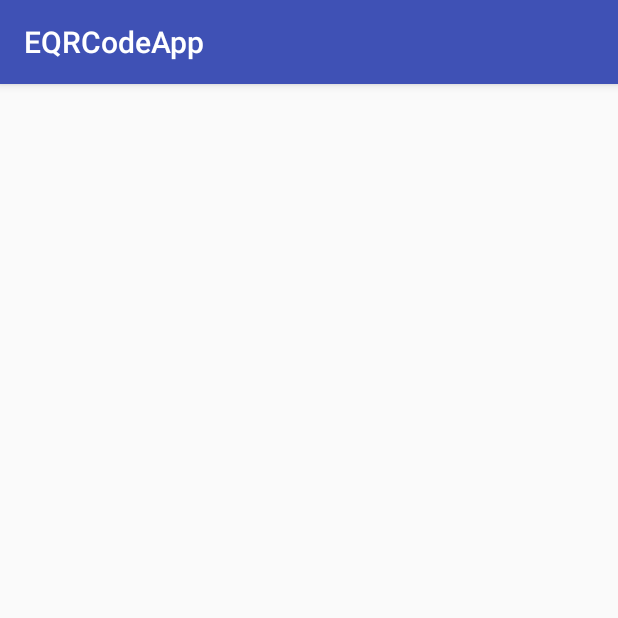
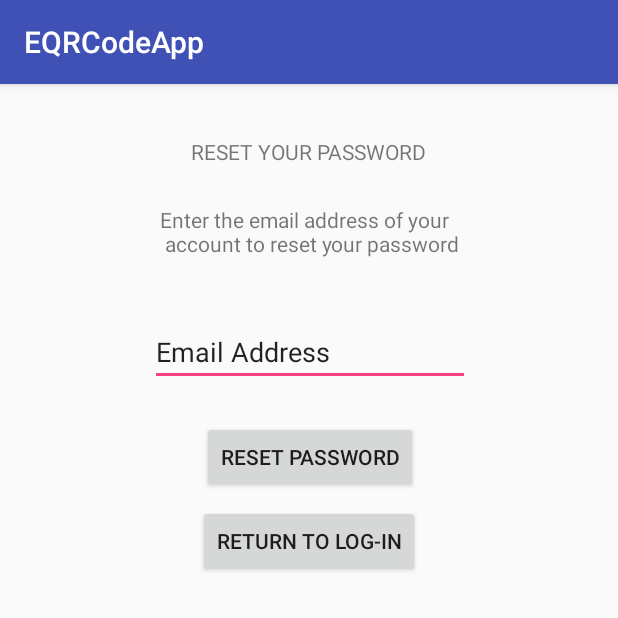
Before and after one commit to norbertdmabasa/QRCode, an Android app: the ForgotActivity screen opened directly, with no data from a screen before it, on a phone screen of 412 x 824 dp, the top half of it. Run offline under Robolectric (Android 15) with nearby library versions, the phone set to English and light mode, and no system bars.

Commit message:
Forgot Pass

```diff
--- a/app/src/main/java/com/filmetrics/eqrcodeapp/ForgotActivity.java
+++ b/app/src/main/java/com/filmetrics/eqrcodeapp/ForgotActivity.java
@@ -1,13 +1,41 @@
 package com.filmetrics.eqrcodeapp;
 
+import android.content.Intent;
 import android.support.v7.app.AppCompatActivity;
 import android.os.Bundle;
+import android.view.View;
+import android.widget.Button;
 
-public class ForgotActivity extends AppCompatActivity {
+public class ForgotActivity extends AppCompatActivity implements View.OnClickListener {
+    private Button forgetBtn;
+    private Button returnLogBtn;
 
     @Override
     protected void onCreate(Bundle savedInstanceState) {
         super.onCreate(savedInstanceState);
         setContentView(R.layout.activity_forgot);
     }
+
+    @Override
+    public void onClick(View view) {
+        switch (view.getId()) {
+            case R.id.resetpass_btn_fgt:
+                onClickReset();
+                return;
+            case R.id.returnlog_btn_fgt:
+                onClickRetLog();
+                return;
+            default:
+                return;
+        }
+    }
+
+    private void onClickReset() {
+        Intent intent = new Intent(this, LoginActivity.class);
+        startActivity(intent);
+    }
+
+    private void onClickRetLog() {
+        startActivity(new Intent(this, LoginActivity.class));
+    }
 }
--- a/app/src/main/res/layout/activity_forgot.xml
+++ b/app/src/main/res/layout/activity_forgot.xml
@@ -6,4 +6,68 @@
     android:layout_height="match_parent"
     tools:context="com.filmetrics.eqrcodeapp.ForgotActivity">
 
+    <TextView
+        android:id="@+id/reset_lbl_fgt"
+        android:layout_width="wrap_content"
+        android:layout_height="wrap_content"
+        android:text="@string/resetinstructlbl"
+        android:layout_marginRight="8dp"
+        app:layout_constraintRight_toRightOf="parent"
+        android:layout_marginLeft="8dp"
+        app:layout_constraintLeft_toLeftOf="parent"
+        app:layout_constraintHorizontal_bias="0.502"
+        android:layout_marginTop="26dp"
+        app:layout_constraintTop_toBottomOf="@+id/resetinstruct_lbl_fgt" />
+
+    <TextView
+        android:id="@+id/resetinstruct_lbl_fgt"
+        android:layout_width="wrap_content"
+        android:layout_height="wrap_content"
+        android:text="@string/resetlbl"
+        app:layout_constraintTop_toTopOf="parent"
+        android:layout_marginTop="35dp"
+        android:layout_marginRight="8dp"
+        app:layout_constraintRight_toRightOf="parent"
+        android:layout_marginLeft="8dp"
+        app:layout_constraintLeft_toLeftOf="parent" />
+
+    <EditText
+        android:id="@+id/editText"
+        android:layout_width="wrap_content"
+        android:layout_height="wrap_content"
+        android:ems="10"
+        android:inputType="textPersonName"
+        android:text="@string/emailadd"
+        android:layout_marginRight="8dp"
+        app:layout_constraintRight_toRightOf="parent"
+        android:layout_marginLeft="8dp"
+        app:layout_constraintLeft_toLeftOf="parent"
+        app:layout_constraintHorizontal_bias="0.503"
+        android:layout_marginTop="40dp"
+        app:layout_constraintTop_toBottomOf="@+id/reset_lbl_fgt" />
+
+    <Button
+        android:id="@+id/returnlog_btn_fgt"
+        android:layout_width="wrap_content"
+        android:layout_height="wrap_content"
+        android:layout_marginLeft="8dp"
+        android:layout_marginRight="8dp"
+        android:layout_marginTop="8dp"
+        android:text="@string/returnlogbtn"
+        app:layout_constraintLeft_toLeftOf="parent"
+        app:layout_constraintRight_toRightOf="parent"
+        app:layout_constraintTop_toBottomOf="@+id/resetpass_btn_fgt" />
+
+    <Button
+        android:id="@+id/resetpass_btn_fgt"
+        android:layout_width="wrap_content"
+        android:layout_height="wrap_content"
+        android:layout_marginLeft="8dp"
+        android:layout_marginRight="8dp"
+        android:layout_marginTop="23dp"
+        android:text="@string/resetbtn"
+        app:layout_constraintLeft_toLeftOf="parent"
+        app:layout_constraintRight_toRightOf="parent"
+        app:layout_constraintTop_toBottomOf="@+id/editText"
+        app:layout_constraintHorizontal_bias="0.502" />
 </android.support.constraint.ConstraintLayout>
--- a/app/src/main/res/values/strings.xml
+++ b/app/src/main/res/values/strings.xml
@@ -19,6 +19,15 @@
     <string name="other_info">"Other Info"</string>
     <string name="promo">"Promos"</string>
 
+    <!---->
+    <string name="emailadd">Email Address</string>
+
+    <!-- Forgot Password Activity -->
+    <string name="resetlbl">RESET YOUR PASSWORD</string>
+    <string name="resetinstructlbl">Enter the email address of your\n account to reset your password</string>
+    <string name="resetbtn">RESET PASSWORD</string>
+    <string name="returnlogbtn">RETURN TO LOG-IN</string>
+
     <!-- TODO: Remove or change this placeholder text -->
     <string name="hello_blank_fragment">Hello blank fragment</string>
 </resources>
```
